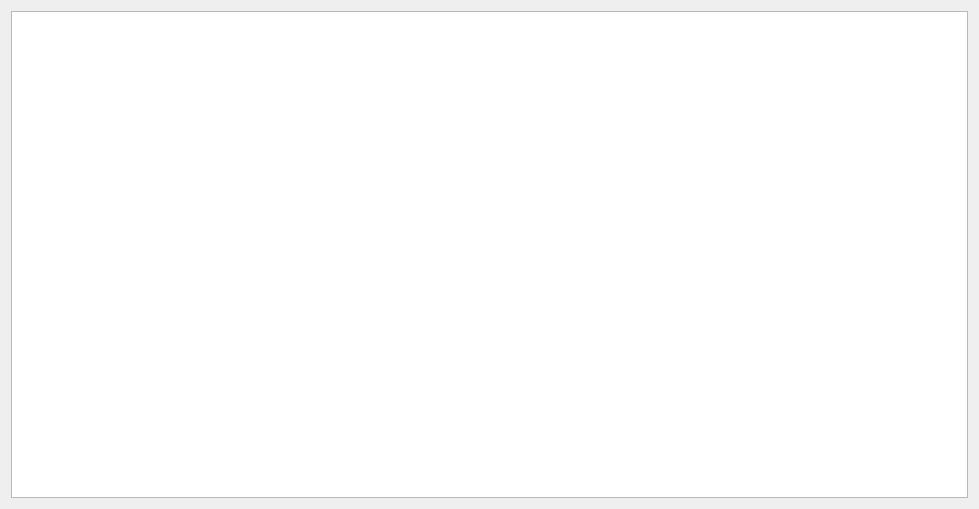
cjand225/CS499SolarCarTimer, file resources/Table.ui: the form before one commit.
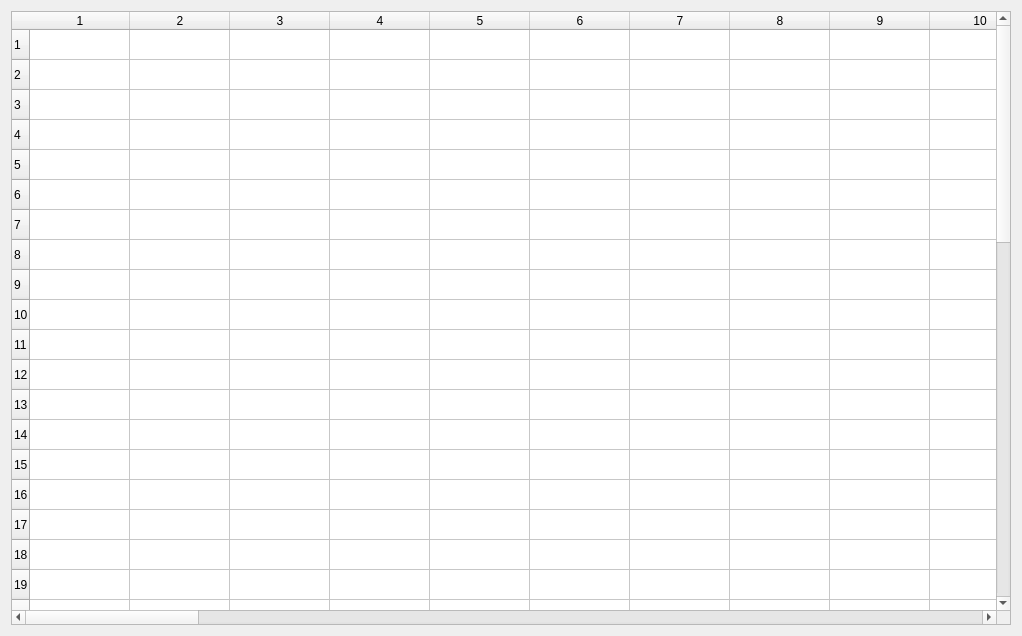
The form after the commit.

The edit to the form file:
```diff
--- a/resources/Table.ui
+++ b/resources/Table.ui
@@ -6,10 +6,16 @@
    <rect>
     <x>0</x>
     <y>0</y>
-    <width>979</width>
-    <height>509</height>
+    <width>1022</width>
+    <height>636</height>
    </rect>
   </property>
+  <property name="minimumSize">
+   <size>
+    <width>1022</width>
+    <height>636</height>
+   </size>
+  </property>
   <property name="windowTitle">
    <string>Form</string>
   </property>
@@ -17,7 +23,132 @@
    <item row="0" column="1">
     <layout class="QVBoxLayout" name="verticalLayout" stretch="0">
      <item>
-      <widget class="QTableWidget" name="tableWidget"/>
+      <widget class="QTableWidget" name="tableWidget">
+       <property name="frameShape">
+        <enum>QFrame::StyledPanel</enum>
+       </property>
+       <property name="dragEnabled">
+        <bool>true</bool>
+       </property>
+       <property name="dragDropMode">
+        <enum>QAbstractItemView::DragDrop</enum>
+       </property>
+       <property name="defaultDropAction">
+        <enum>Qt::MoveAction</enum>
+       </property>
+       <property name="alternatingRowColors">
+        <bool>false</bool>
+       </property>
+       <property name="cornerButtonEnabled">
+        <bool>true</bool>
+       </property>
+       <property name="rowCount">
+        <number>50</number>
+       </property>
+       <property name="columnCount">
+        <number>50</number>
+       </property>
+       <row/>
+       <row/>
+       <row/>
+       <row/>
+       <row/>
+       <row/>
+       <row/>
+       <row/>
+       <row/>
+       <row/>
+       <row/>
+       <row/>
+       <row/>
+       <row/>
+       <row/>
+       <row/>
+       <row/>
+       <row/>
+       <row/>
+       <row/>
+       <row/>
+       <row/>
+       <row/>
+       <row/>
+       <row/>
+       <row/>
+       <row/>
+       <row/>
+       <row/>
+       <row/>
+       <row/>
+       <row/>
+       <row/>
+       <row/>
+       <row/>
+       <row/>
+       <row/>
+       <row/>
+       <row/>
+       <row/>
+       <row/>
+       <row/>
+       <row/>
+       <row/>
+       <row/>
+       <row/>
+       <row/>
+       <row/>
+       <row/>
+       <row/>
+       <column/>
+       <column/>
+       <column/>
+       <column/>
+       <column/>
+       <column/>
+       <column/>
+       <column/>
+       <column/>
+       <column/>
+       <column/>
+       <column/>
+       <column/>
+       <column/>
+       <column/>
+       <column/>
+       <column/>
+       <column/>
+       <column/>
+       <column/>
+       <column/>
+       <column/>
+       <column/>
+       <column/>
+       <column/>
+       <column/>
+       <column/>
+       <column/>
+       <column/>
+       <column/>
+       <column/>
+       <column/>
+       <column/>
+       <column/>
+       <column/>
+       <column/>
+       <column/>
+       <column/>
+       <column/>
+       <column/>
+       <column/>
+       <column/>
+       <column/>
+       <column/>
+       <column/>
+       <column/>
+       <column/>
+       <column/>
+       <column/>
+       <column/>
+      </widget>
      </item>
     </layout>
    </item>
```
Left out of the diff: 6 changed lines with no effect on the pictures.
